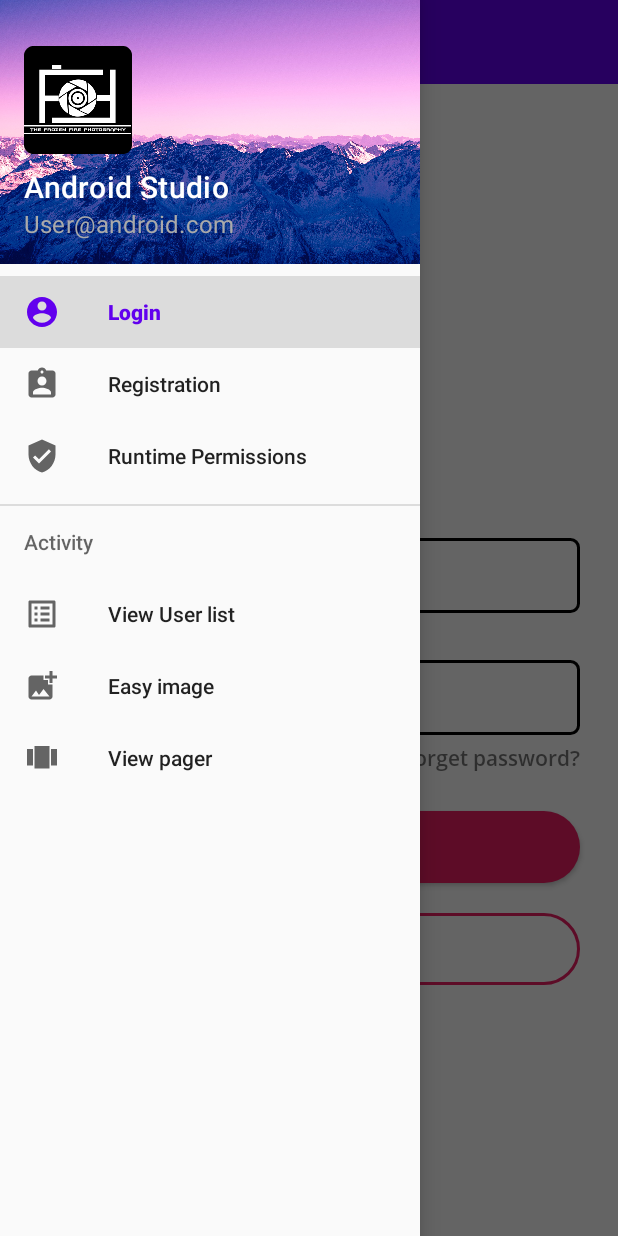
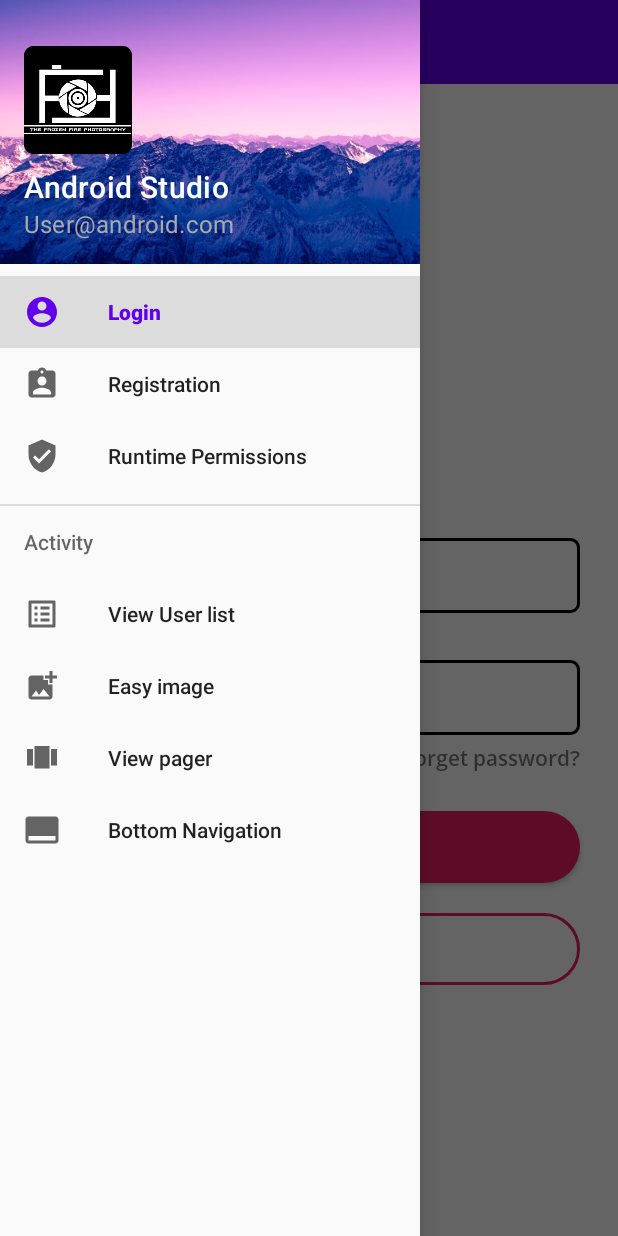
Before and after one commit to SagarBChauhan/All-Paracticals, an Android app: the screen it shows after launch (MainActivity), with the side drawer open, on a phone screen of 412 x 824 dp. Run offline under Robolectric (Android 15) with nearby library versions, the phone set to English and light mode, and no system bars; our stand-ins replace ButterKnife.

Commit message:
BottomNavigation bar implemented

```diff
--- a/app/src/main/AndroidManifest.xml
+++ b/app/src/main/AndroidManifest.xml
@@ -16,9 +16,13 @@
         android:supportsRtl="true"
         android:theme="@style/AppTheme">
         <activity
+            android:name=".BottomNavActivity"
+            android:label="Bottom Nav"
+            android:parentActivityName=".MainActivity" />
+        <activity
             android:name=".ViewPagerActivity"
+            android:label="@string/activity_view_pager"
             android:parentActivityName=".MainActivity"
-            android:label="@string/activity_view_pager"
             android:theme="@style/AppTheme.NoActionBar" />
         <activity
             android:name=".EasyImageActivity"
--- a/app/src/main/java/com/allpracticals/MainActivity.java
+++ b/app/src/main/java/com/allpracticals/MainActivity.java
@@ -87,6 +87,10 @@ public class MainActivity extends AppCompatActivity implements NavigationView.On
                 startActivity(new Intent(this, ViewPagerActivity.class));
                 title = getText(R.string.nav_item_view_pager).toString();
                 break;
+            case R.id.nav_menu_bottom_nav:
+                startActivity(new Intent(this, BottomNavActivity.class));
+                title = getText(R.string.nav_item_bottom_nav).toString();
+                break;
         }
         if (fragment != null) {
             FragmentManager fragmentManager = getSupportFragmentManager();
--- /dev/null
+++ b/app/src/main/res/drawable/ic_baseline_call_to_action_24.xml
@@ -0,0 +1,10 @@
+<vector xmlns:android="http://schemas.android.com/apk/res/android"
+    android:width="24dp"
+    android:height="24dp"
+    android:viewportWidth="24"
+    android:viewportHeight="24"
+    android:tint="?attr/colorControlNormal">
+  <path
+      android:fillColor="@android:color/white"
+      android:pathData="M21,3L3,3c-1.1,0 -2,0.9 -2,2v14c0,1.1 0.9,2 2,2h18c1.1,0 2,-0.9 2,-2L23,5c0,-1.1 -0.9,-2 -2,-2zM21,19L3,19v-3h18v3z"/>
+</vector>
--- a/app/src/main/res/layout/nav_header.xml
+++ b/app/src/main/res/layout/nav_header.xml
@@ -2,7 +2,7 @@
 <androidx.appcompat.widget.LinearLayoutCompat xmlns:android="http://schemas.android.com/apk/res/android"
     android:layout_width="match_parent"
     android:layout_height="@dimen/nav_header_height"
-    android:background="@drawable/mountain"
+    android:background="@drawable/mountain_low"
     android:gravity="bottom"
     android:orientation="vertical"
     android:paddingStart="@dimen/activity_horizontal_margin"
--- a/app/src/main/res/menu/nav_menu.xml
+++ b/app/src/main/res/menu/nav_menu.xml
@@ -30,6 +30,10 @@
                     android:id="@+id/nav_menu_view_pager"
                     android:icon="@drawable/ic_baseline_view_carousel_24"
                     android:title="@string/nav_item_view_pager" />
+                <item
+                    android:id="@+id/nav_menu_bottom_nav"
+                    android:icon="@drawable/ic_baseline_call_to_action_24"
+                    android:title="@string/nav_item_bottom_nav" />
             </group>
         </menu>
     </item>
--- a/app/src/main/res/values/strings.xml
+++ b/app/src/main/res/values/strings.xml
@@ -55,4 +55,8 @@
     <string name="tv_viewPager">View Pager</string>
     <string name="activity_easy_image">Easy Image</string>
     <string name="activity_view_pager">ViewPager with TabLayout</string>
+    <string name="nav_item_bottom_nav">Bottom Navigation</string>
+    <string name="nav_home">Home</string>
+    <string name="nav_view_pager">View pager</string>
+    <string name="nav_account">Account</string>
 </resources>
```
Also changed, not shown: app/src/main/java/com/allpracticals/BottomNavActivity.java (added, +60 -0 lines), app/src/main/res/drawable/ic_baseline_home_24.xml (added, +10 -0 lines), app/src/main/res/layout/activity_bottom_nav.xml (added, +29 -0 lines), app/src/main/res/menu/navigation.xml (added, +15 -0 lines), app/src/main/res/drawable/mountain_low.jpg (added).
